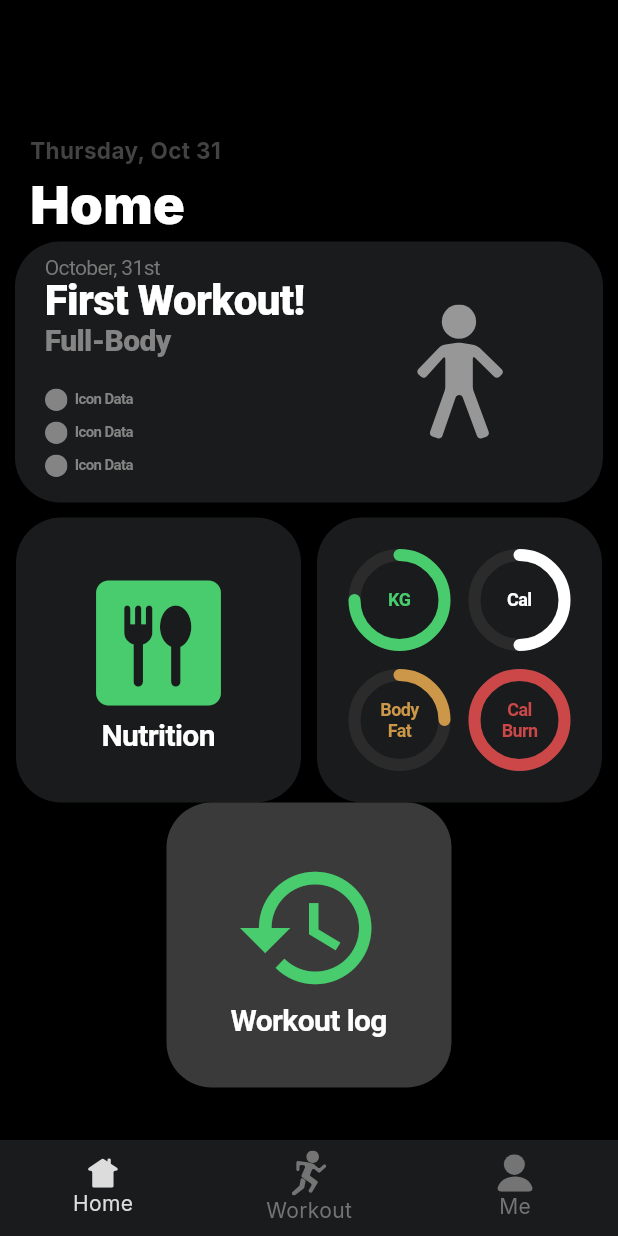
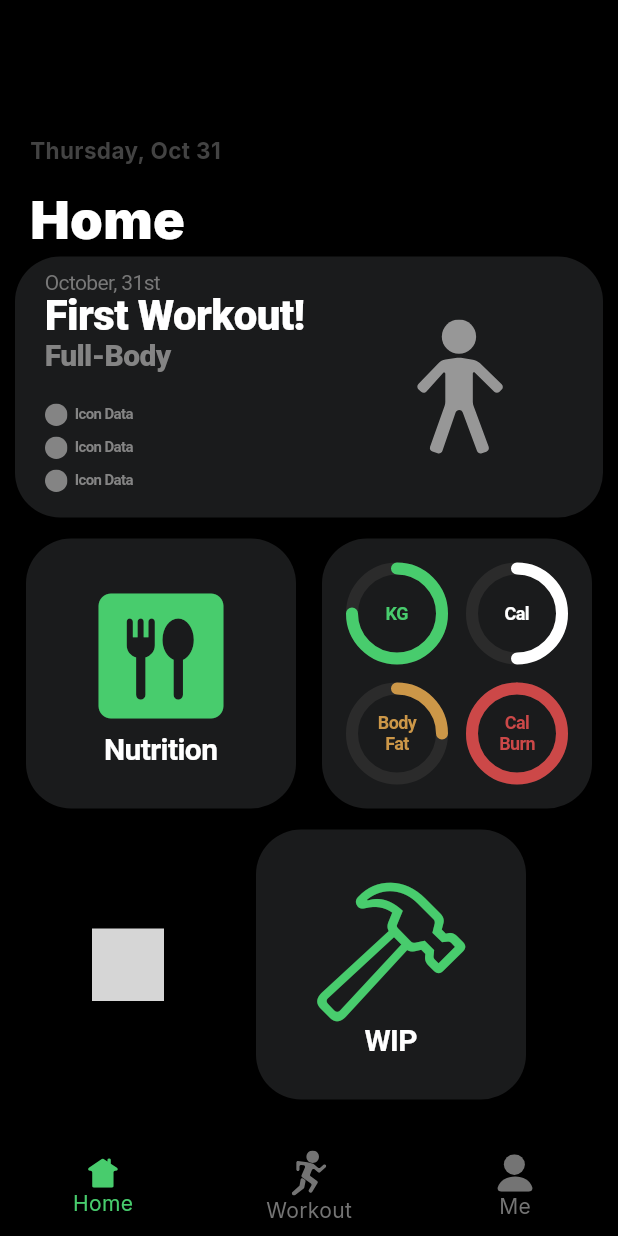
Before and after one commit to AbsolutelyHaakon/FitnessApp-IDATA2503, a Flutter app: the screen it shows after launch, on a phone screen of 412 x 824 dp. Run offline on Flutter 3.47's test engine with Material 3 defaults, Android fonts, the phone set to English and light mode, and no system bars; our stand-ins replace cloud_firestore, firebase_auth, firebase_core, flutter_svg, get, sqflite; accounts and stored records are empty; grey boxes are pictures that could not be loaded.

```diff
--- a/lib/components/navigation_bar.dart
+++ b/lib/components/navigation_bar.dart
@@ -41,7 +41,7 @@ class _CustomNavigationBarState extends State<CustomNavigationBar> {
               'assets/icons/home.svg',
               width: 20.0,
               height: 20.0,
-              color: _selectedIndex == 0 ? const Color(0xFFDCDCDC) : const Color(0xFF747474),
+              color: _selectedIndex == 0 ? const Color(0xFF48CC6D) : const Color(0xFF747474),
             ),
             label: 'Home',
           ),
@@ -50,7 +50,7 @@ class _CustomNavigationBarState extends State<CustomNavigationBar> {
               'assets/icons/workout.svg',
               width: 30.0,
               height: 30.0,
-              color: _selectedIndex == 1 ? const Color(0xFFDCDCDC) : const Color(0xFF747474),
+              color: _selectedIndex == 1 ? const Color(0xFF48CC6D) : const Color(0xFF747474),
             ),
             label: 'Workout',
           ),
@@ -59,15 +59,15 @@ class _CustomNavigationBarState extends State<CustomNavigationBar> {
               'assets/icons/me.svg',
               width: 25.0,
               height: 25.0,
-              color: _selectedIndex == 2 ? const Color(0xFFDCDCDC) : const Color(0xFF747474),
+              color: _selectedIndex == 2 ? const Color(0xFF48CC6D) : const Color(0xFF747474),
             ),
             label: 'Me',
           ),
         ],
         currentIndex: _selectedIndex,
-        selectedItemColor: const Color(0xFFDCDCDC),
+        selectedItemColor: const Color(0xFF48CC6D),
         unselectedItemColor: const Color(0xFF747474),
-        backgroundColor: const Color(0xFF1A1B1C),
+        backgroundColor: const Color(0xFF000000),
         onTap: _onItemTapped,
         iconSize: 30.0,
         unselectedFontSize: 14.0,
--- a/lib/modules/nutrition_module.dart
+++ b/lib/modules/nutrition_module.dart
@@ -18,8 +18,8 @@ class NutritionModule extends StatelessWidget {
           // Define the action when the button is pressed
         },
         child: Container(
-          width: 190,
-          height: 190,
+          width: 180,
+          height: 180,
           decoration: BoxDecoration(
             color: Color(0xFF1A1B1C),
             borderRadius: BorderRadius.circular(30),
--- a/lib/modules/rings_module.dart
+++ b/lib/modules/rings_module.dart
@@ -21,8 +21,8 @@ class RingsModule extends StatelessWidget {
           // Define the action when the button is pressed
         },
         child: Container(
-          width: 190,
-          height: 190,
+          width: 180,
+          height: 180,
           decoration: BoxDecoration(
             color: const Color(0xFF1A1B1C),
             borderRadius: BorderRadius.circular(30),
--- a/lib/modules/workout_log_module.dart
+++ b/lib/modules/wip_module.dart
@@ -1,10 +1,8 @@
-// lib/modules/nutrition_module.dart
-import 'package:fitnessapp_idata2503/pages/pre_workout_screen.dart';
-import 'package:fitnessapp_idata2503/pages/workout_log.dart';
 import 'package:flutter/cupertino.dart';
 import 'package:flutter/material.dart';
+import 'package:fitnessapp_idata2503/pages/account_setup.dart';
 
-class WorkoutLogModule extends StatelessWidget {
+class WipModule extends StatelessWidget {
   @override
   Widget build(BuildContext context) {
     return Center(
@@ -13,29 +11,41 @@ class WorkoutLogModule extends StatelessWidget {
         onPressed: () {
           Navigator.push(
             context,
-            CupertinoPageRoute(
-              builder: (context) => const WorkoutLog(), //TODO: Change to workout log            )
+            PageRouteBuilder(
+              pageBuilder: (context, animation, secondaryAnimation) => const AccountSetupPage(),
+              transitionsBuilder: (context, animation, secondaryAnimation, child) {
+                const begin = Offset(1.0, 0.0);
+                const end = Offset.zero;
+                const curve = Curves.ease;
+
+                var tween = Tween(begin: begin, end: end).chain(CurveTween(curve: curve));
+                var offsetAnimation = animation.drive(tween);
+
+                return SlideTransition(
+                  position: offsetAnimation,
+                  child: child,
+                );
+              },
             ),
           );
         },
         child: Container(
-          width: 190,
-          height: 190,
+          width: 180,
+          height: 180,
           decoration: BoxDecoration(
-            color: Color(0xFF3A3A3A),
+            color: const Color(0xFF1A1B1C),
             borderRadius: BorderRadius.circular(30),
           ),
           child: const Column(
             mainAxisAlignment: MainAxisAlignment.center,
             children: [
-              //Add icon here later
-            Icon(
-                Icons.history,
+              Icon(
+                CupertinoIcons.hammer,
                 color: Color(0xFF48CC6D),
                 size: 100,
               ),
               Text(
-                'Workout log',
+                'WIP',
                 style: TextStyle(
                   color: CupertinoColors.white,
                   fontWeight: FontWeight.bold,
@@ -46,7 +56,6 @@ class WorkoutLogModule extends StatelessWidget {
           ),
         ),
       ),
-
     );
   }
 }
--- a/lib/pages/home.dart
+++ b/lib/pages/home.dart
@@ -1,24 +1,10 @@
 import 'package:fitnessapp_idata2503/modules/rings_module.dart';
+import 'package:fitnessapp_idata2503/modules/wip_module.dart';
 import 'package:fitnessapp_idata2503/modules/workout_log_module.dart';
 import 'package:flutter/material.dart';
 import 'package:intl/intl.dart';
 import '../components/upcoming_workouts_box.dart';
 import '../modules/nutrition_module.dart';
-
-// Landing page for the user
-// Contains widgets to direct the user to specific pages
-// The top bar is supposed to show a progress bar based on the user's progress
-// Secondly, a calendar widget showing today´s workout plan
-// Further down there are also these widgets planned:
-// - A nutrition widget
-// - An intake widget showing BMI, calories, and water intake as radial progress bars
-// - A way to access the workout logs of previous
-
-// Last edited: 27/09/2024
-// Last edited by: All
-
-//TODO: Create the progress bar as it´s own module
-//TODO: Create the workout log page and their corresponding modules
 
 class Home extends StatefulWidget {
   const Home({super.key});
@@ -35,7 +21,8 @@ class _HomeState extends State<Home> {
     String formattedDate = DateFormat('EEEE, MMM d').format(DateTime.now());
 
     return Scaffold(
-      body: Center(
+      body: SingleChildScrollView(
+        child: Center(
           child: Column(
             mainAxisAlignment: MainAxisAlignment.start,
             children: [
@@ -55,7 +42,7 @@ class _HomeState extends State<Home> {
                 ),
               ),
               const Padding(
-              padding: EdgeInsets.only(left: 20.0),
+                padding: EdgeInsets.only(left: 20.0, top: 10.0),
                 child: Align(
                   alignment: Alignment.centerLeft,
                   child: Text(
@@ -76,20 +63,29 @@ class _HomeState extends State<Home> {
                   // Add workouts here..
                 ],
               ),
-            Row(
+              Padding(
+                padding: const EdgeInsets.only(top: 4.0),
+                child: Row(
                   mainAxisAlignment: MainAxisAlignment.spaceEvenly,
                   children: [
                     NutritionModule(),
                     RingsModule(),
                   ],
                 ),
-            Row(
+              ),
+              Padding(
+                padding: const EdgeInsets.only(top: 14.0),
+                child: Row(
                   mainAxisAlignment: MainAxisAlignment.spaceEvenly,
                   children: [
                     WorkoutLogModule(),
+                    WipModule()
                   ],
                 ),
+              ),
+
             ],
+          ),
         ),
       ),
       backgroundColor: Color(0xFF000000),
--- a/lib/pages/me.dart
+++ b/lib/pages/me.dart
@@ -66,6 +66,7 @@ class _MeState extends State<Me> {
                     passwordController: _passwordController,
                     userDao: _userDao,
                     onLoginSuccess: _onLoginSuccess,
+                    user: _currentUser,
                   ),
                 ],
               ],
```
Also changed, not shown: lib/database/crud/user_dao.dart (+47 -1 lines), lib/modules/authentication/login_module.dart (+16 -4 lines), lib/pages/account_setup.dart (added, +194 -0 lines). Lines whose indentation alone changed are shown as unchanged.
